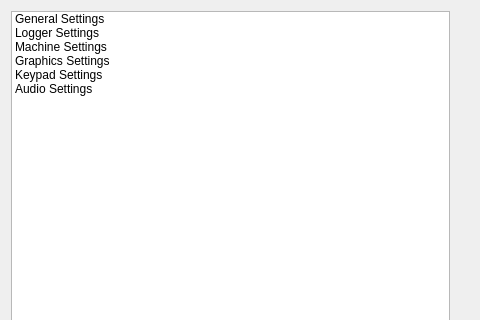
First picture: the form in src/frontend/views/settings/settings_dialog.ui, repository kaichiuchu/vm-tutorial, before the edit; both pictures show x 0 to 480 and y 0 to 320 of the 906 by 898 pixel window.
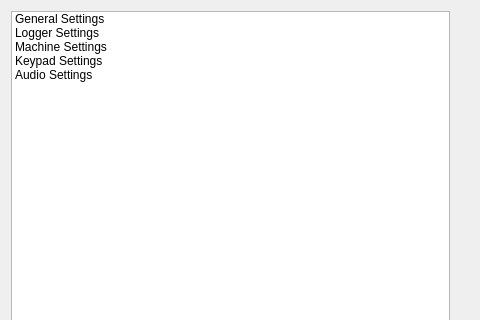
Second picture: the form after the edit.

Commit message:
frontend: remove graphics settings
There's really nothing we can do on the line of that anyway, and we're
designing a tutorial project, not a full fledged system.

```diff
--- a/src/frontend/views/settings/settings_dialog.ui
+++ b/src/frontend/views/settings/settings_dialog.ui
@@ -34,11 +34,6 @@
        <string>Machine Settings</string>
       </property>
      </item>
-     <item>
-      <property name="text">
-       <string>Graphics Settings</string>
-      </property>
-     </item>
      <item>
       <property name="text">
        <string>Keypad Settings</string>
```
The commit also changes 15 other files.
